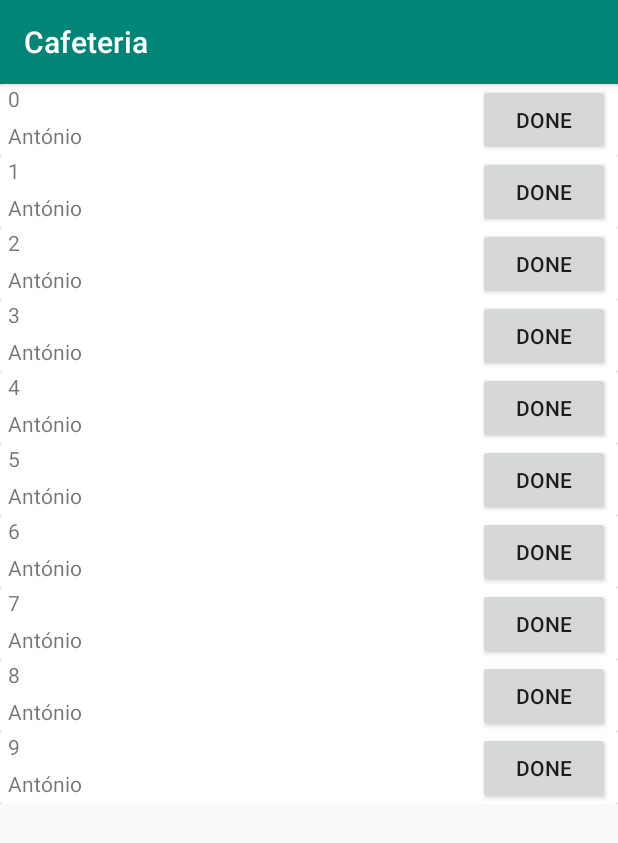
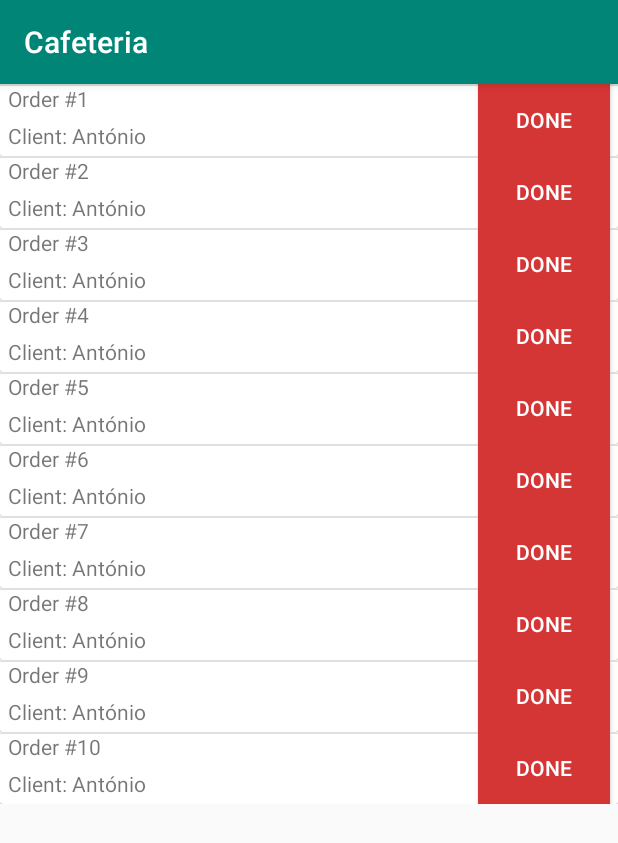
Before and after one commit to Antonio-Melo/tickets-payment-cafeteria, an Android app: the screen it shows after launch (MainActivity), on a phone screen of 412 x 824 dp. Shown: the top 843 px of the screen. Run offline under Robolectric (Android 15) with nearby library versions, the phone set to English and light mode, and no system bars.

Commit message:
Remove orders done

```diff
--- a/app/src/main/java/com/antoniomelo/cafeteria/OrdersAdaptor.java
+++ b/app/src/main/java/com/antoniomelo/cafeteria/OrdersAdaptor.java
@@ -6,9 +6,11 @@ import android.support.v7.widget.RecyclerView;
 import android.view.LayoutInflater;
 import android.view.View;
 import android.view.ViewGroup;
+import android.widget.Button;
 import android.widget.TextView;
 
 import java.util.ArrayList;
+import java.util.List;
 
 public class OrdersAdaptor extends RecyclerView.Adapter<OrdersAdaptor.ViewHolder> {
 
@@ -30,12 +32,26 @@ public class OrdersAdaptor extends RecyclerView.Adapter<OrdersAdaptor.ViewHolder
     }
 
     @Override
-    public void onBindViewHolder(@NonNull ViewHolder viewHolder, int i) {
+    public void onBindViewHolder(@NonNull ViewHolder viewHolder, final int i) {
         ListOrder order = orders.get(i);
+        Integer number = i + 1;
 
-        viewHolder.orderNumber.setText(order.getOrderNumber()+ "");
-        viewHolder.username.setText(order.getUsername());
-        viewHolder.order.setText(order.getOrder());
+        viewHolder.orderNumber.setText("Order #" + number + "");
+        viewHolder.username.setText("Client: " + order.getUsername());
+        viewHolder.order.setText("Order: " + order.getOrder());
+        viewHolder.deleteButton.setOnClickListener(new Button.OnClickListener() {
+
+            @Override
+            public void onClick(View v) {
+                System.out.println("SIZE BEFORE DELETE: " + orders.size());
+                System.out.println("I: " + i);
+                ListOrder order = orders.get(i);
+                orders.remove(order);
+                notifyItemRemoved(i);
+                notifyItemRangeChanged(i, orders.size());
+                System.out.println("SIZE AFTER DELETE: " + orders.size());
+            }
+        });
     }
 
     @Override
@@ -48,6 +64,7 @@ public class OrdersAdaptor extends RecyclerView.Adapter<OrdersAdaptor.ViewHolder
         public TextView orderNumber;
         public TextView username;
         public TextView order;
+        public Button deleteButton;
 
         public ViewHolder(@NonNull View itemView) {
             super(itemView);
@@ -55,6 +72,7 @@ public class OrdersAdaptor extends RecyclerView.Adapter<OrdersAdaptor.ViewHolder
             orderNumber = (TextView) itemView.findViewById(R.id.orderNumber);
             username = (TextView) itemView.findViewById(R.id.username);
             order = (TextView) itemView.findViewById(R.id.order);
+            deleteButton = itemView.findViewById(R.id.deleteOrderButton);
         }
     }
 }
--- a/app/src/main/res/layout/list_orders.xml
+++ b/app/src/main/res/layout/list_orders.xml
@@ -43,11 +43,19 @@
                 android:layout_width="wrap_content"
                 android:layout_height="wrap_content"
                 android:layout_marginRight="5dp"
+                android:background="#d43535"
                 android:text="Done"
+                android:textColor="@color/cardview_light_background"
                 app:layout_constraintBottom_toTopOf="parent"
                 app:layout_constraintRight_toRightOf="parent"
                 app:layout_constraintTop_toBottomOf="parent" />
 
+            <View
+                android:id="@+id/divider"
+                android:layout_width="match_parent"
+                android:layout_height="1dp"
+                android:background="?android:attr/listDivider" />
+
         </android.support.constraint.ConstraintLayout>
     </android.support.v7.widget.CardView>
 </android.support.constraint.ConstraintLayout>
```
